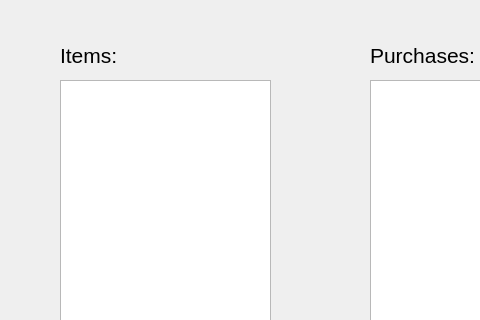
The window that CS1CGroupProject/iteminfo.ui (IamFyrus/CS1C) describes before a commit, drawn with Qt 5; both pictures show x 0 to 480 and y 0 to 320 of the 800 by 600 pixel window.
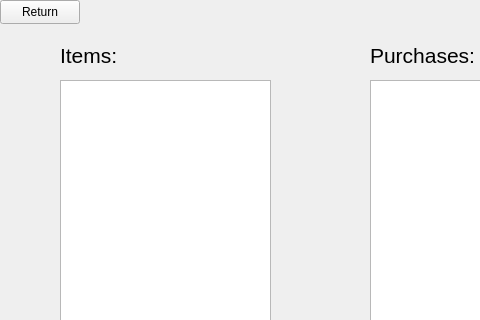
The same window after the commit.

What changed in the file:
```diff
--- a/CS1CGroupProject/iteminfo.ui
+++ b/CS1CGroupProject/iteminfo.ui
@@ -142,6 +142,19 @@
      <string>Purchases: </string>
     </property>
    </widget>
+   <widget class="QPushButton" name="returnButton">
+    <property name="geometry">
+     <rect>
+      <x>0</x>
+      <y>0</y>
+      <width>80</width>
+      <height>24</height>
+     </rect>
+    </property>
+    <property name="text">
+     <string>Return</string>
+    </property>
+   </widget>
   </widget>
   <widget class="QMenuBar" name="menubar">
    <property name="geometry">
```
